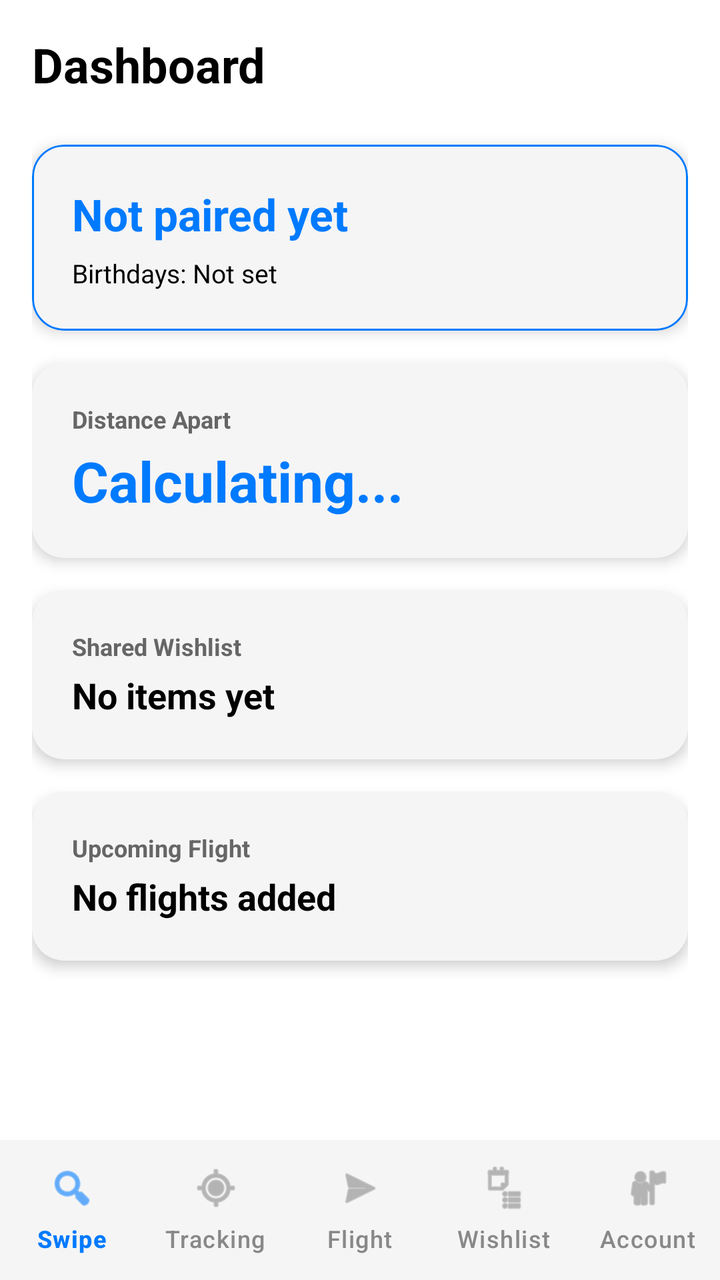
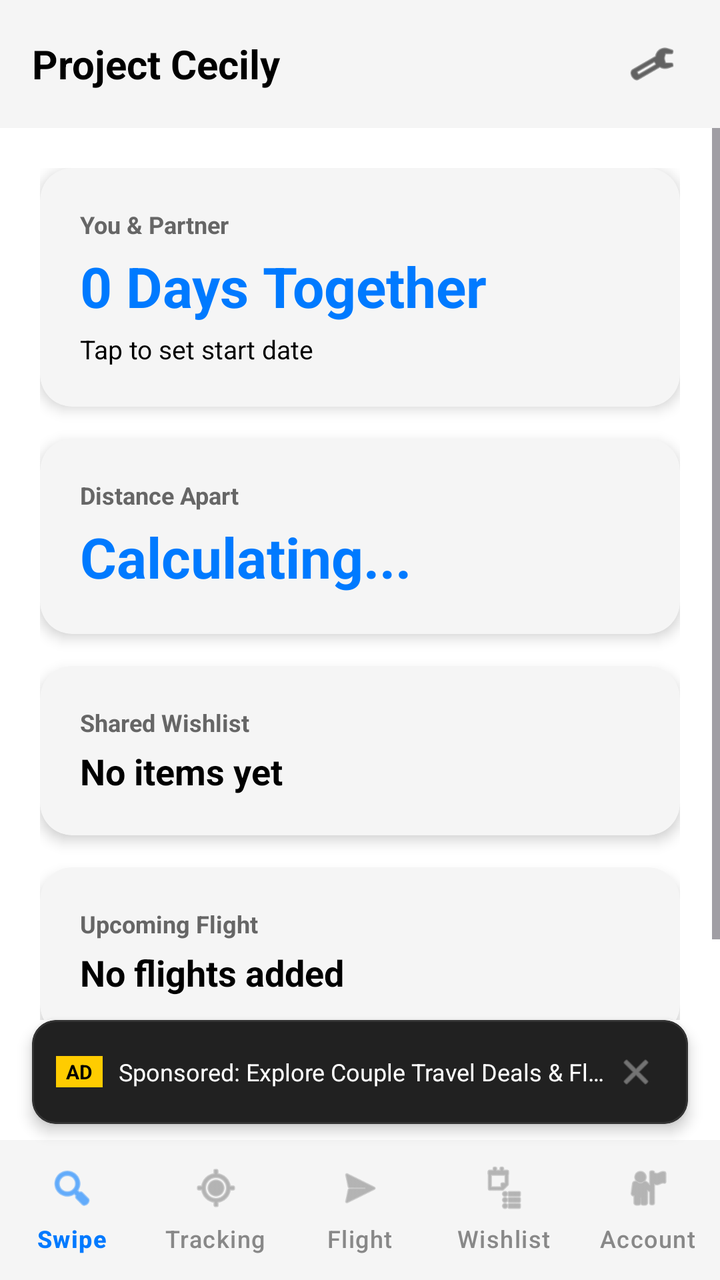

An Android layout rendered at two revisions. The XML below is the earlier revision; the diff shows what the commit changed to produce the second picture.
<!-- AndroidManifest.xml: application theme Theme.ProjectCecily -->
<!-- res/layout/activity_main.xml -->
<?xml version="1.0" encoding="utf-8"?>
<androidx.constraintlayout.widget.ConstraintLayout xmlns:android="http://schemas.android.com/apk/res/android"
    xmlns:app="http://schemas.android.com/apk/res-auto"
    android:layout_width="match_parent"
    android:layout_height="match_parent"
    android:background="@color/app_background"
    android:fitsSystemWindows="true">

    
    <ScrollView
        android:id="@+id/dashboard_scroll"
        android:layout_width="0dp"
        android:layout_height="0dp"
        android:padding="16dp"
        app:layout_constraintBottom_toTopOf="@id/bottom_navigation"
        app:layout_constraintEnd_toEndOf="parent"
        app:layout_constraintStart_toStartOf="parent"
        app:layout_constraintTop_toTopOf="parent">

        <LinearLayout
            android:layout_width="match_parent"
            android:layout_height="wrap_content"
            android:orientation="vertical">

            <TextView
                android:id="@+id/tvDashboardTitle"
                android:layout_width="wrap_content"
                android:layout_height="wrap_content"
                android:layout_marginBottom="24dp"
                android:text="Dashboard"
                android:textColor="@color/text_primary"
                android:textSize="24sp"
                android:textStyle="bold" />

            
            <com.google.android.material.card.MaterialCardView
                android:id="@+id/cardRelationshipSummary"
                android:layout_width="match_parent"
                android:layout_height="wrap_content"
                android:layout_marginBottom="16dp"
                android:clickable="false"
                android:focusable="false"
                app:cardBackgroundColor="@color/card_background"
                app:cardCornerRadius="16dp"
                app:cardElevation="4dp"
                app:strokeColor="@color/nav_selected"
                app:strokeWidth="1dp">

                <LinearLayout
                    android:layout_width="match_parent"
                    android:layout_height="wrap_content"
                    android:orientation="vertical"
                    android:padding="20dp">

                    <TextView
                        android:id="@+id/tvTogetherDays"
                        android:layout_width="wrap_content"
                        android:layout_height="wrap_content"
                        android:text="Not paired yet"
                        android:textColor="@color/nav_selected"
                        android:textSize="22sp"
                        android:textStyle="bold" />

                    <TextView
                        android:id="@+id/tvBirthdaysSummary"
                        android:layout_width="wrap_content"
                        android:layout_height="wrap_content"
                        android:layout_marginTop="6dp"
                        android:text="Birthdays: Not set"
                        android:textColor="@color/text_primary"
                        android:textSize="13sp" />
                </LinearLayout>
            </com.google.android.material.card.MaterialCardView>


            
            <com.google.android.material.card.MaterialCardView
                android:id="@+id/cardProximity"
                android:layout_width="match_parent"
                android:layout_height="wrap_content"
                android:layout_marginBottom="16dp"
                app:cardBackgroundColor="@color/card_background"
                app:cardCornerRadius="16dp"
                app:cardElevation="4dp"
                app:strokeWidth="0dp">

                <LinearLayout
                    android:layout_width="match_parent"
                    android:layout_height="wrap_content"
                    android:orientation="vertical"
                    android:padding="20dp">

                    <TextView
                        android:layout_width="wrap_content"
                        android:layout_height="wrap_content"
                        android:text="Distance Apart"
                        android:textColor="@color/text_secondary"
                        android:textSize="12sp"
                        android:textStyle="bold" />

                    <TextView
                        android:id="@+id/tvLiveDistance"
                        android:layout_width="wrap_content"
                        android:layout_height="wrap_content"
                        android:layout_marginTop="4dp"
                        android:text="Calculating..."
                        android:textColor="@color/nav_selected"
                        android:textSize="28sp"
                        android:textStyle="bold" />

                    <TextView
                        android:id="@+id/tvPartnerTimeSummary"
                        android:layout_width="wrap_content"
                        android:layout_height="wrap_content"
                        android:layout_marginTop="6dp"
                        android:text=""
                        android:textColor="@color/text_primary"
                        android:textSize="13sp"
                        android:visibility="gone" />
                </LinearLayout>
            </com.google.android.material.card.MaterialCardView>

            
            <com.google.android.material.card.MaterialCardView
                android:id="@+id/cardWishlist"
                android:layout_width="match_parent"
                android:layout_height="wrap_content"
                android:layout_marginBottom="16dp"
                app:cardBackgroundColor="@color/card_background"
                app:cardCornerRadius="16dp"
                app:cardElevation="4dp"
                app:strokeWidth="0dp">

                <LinearLayout
                    android:layout_width="match_parent"
                    android:layout_height="wrap_content"
                    android:orientation="horizontal"
                    android:padding="20dp">

                    <LinearLayout
                        android:layout_width="0dp"
                        android:layout_height="wrap_content"
                        android:layout_weight="1"
                        android:orientation="vertical">

                        <TextView
                            android:layout_width="wrap_content"
                            android:layout_height="wrap_content"
                            android:text="Shared Wishlist"
                            android:textColor="@color/text_secondary"
                            android:textSize="12sp"
                            android:textStyle="bold" />

                        <TextView
                            android:id="@+id/tvWishlistSummary"
                            android:layout_width="wrap_content"
                            android:layout_height="wrap_content"
                            android:layout_marginTop="4dp"
                            android:text="No items yet"
                            android:textColor="@color/text_primary"
                            android:textSize="18sp"
                            android:textStyle="bold" />
                    </LinearLayout>

                    <TextView
                        android:layout_width="wrap_content"
                        android:layout_height="wrap_content"
                        android:layout_gravity="center"
                        android:text=""
                        android:textSize="32sp" />
                </LinearLayout>
            </com.google.android.material.card.MaterialCardView>

            
            <com.google.android.material.card.MaterialCardView
                android:id="@+id/cardFlight"
                android:layout_width="match_parent"
                android:layout_height="wrap_content"
                android:layout_marginBottom="16dp"
                app:cardBackgroundColor="@color/card_background"
                app:cardCornerRadius="16dp"
                app:cardElevation="4dp"
                app:strokeWidth="0dp">

                <LinearLayout
                    android:layout_width="match_parent"
                    android:layout_height="wrap_content"
                    android:orientation="horizontal"
                    android:padding="20dp">

                    <LinearLayout
                        android:layout_width="0dp"
                        android:layout_height="wrap_content"
                        android:layout_weight="1"
                        android:orientation="vertical">

                        <TextView
                            android:layout_width="wrap_content"
                            android:layout_height="wrap_content"
                            android:text="Upcoming Flight"
                            android:textColor="@color/text_secondary"
                            android:textSize="12sp"
                            android:textStyle="bold" />

                        <TextView
                            android:id="@+id/tvFlightSummary"
                            android:layout_width="wrap_content"
                            android:layout_height="wrap_content"
                            android:layout_marginTop="4dp"
                            android:text="No flights added"
                            android:textColor="@color/text_primary"
                            android:textSize="18sp"
                            android:textStyle="bold" />
                    </LinearLayout>

                    <TextView
                        android:layout_width="wrap_content"
                        android:layout_height="wrap_content"
                        android:layout_gravity="center"
                        android:text=""
                        android:textSize="32sp" />
                </LinearLayout>
            </com.google.android.material.card.MaterialCardView>

        </LinearLayout>
    </ScrollView>

    
    <com.google.android.material.bottomnavigation.BottomNavigationView
        android:id="@+id/bottom_navigation"
        android:layout_width="match_parent"
        android:layout_height="70dp"
        android:background="@color/card_background"
        app:itemIconTint="@color/nav_item_color"
        app:itemTextColor="@color/nav_item_color"
        app:labelVisibilityMode="labeled"
        app:layout_constraintBottom_toBottomOf="parent"
        app:menu="@menu/bottom_nav_menu" />

</androidx.constraintlayout.widget.ConstraintLayout>
<!-- resources referenced by this layout -->
<resources>
  <color name="app_background">#FFFFFF</color>
  <color name="card_background">#F5F5F5</color>
  <color name="nav_selected">#007AFF</color>
  <color name="text_primary">#000000</color>
  <color name="text_secondary">#666666</color>
  <style name="Theme.ProjectCecily" parent="Base.Theme.ProjectCecily" />
  <style name="Base.Theme.ProjectCecily" parent="Theme.Material3.DayNight.NoActionBar">
          
          <item name="colorPrimary">@color/nav_selected</item>
          <item name="windowActionBar">false</item>
          <item name="windowNoTitle">true</item>
  
          
          <item name="colorOnSecondaryContainer">@color/nav_selected</item>
      </style>
</resources>

<!-- the commit's change to res/layout/activity_main.xml (unified diff, before → after) -->
@@ -3,48 +3,84 @@
     xmlns:app="http://schemas.android.com/apk/res-auto"
     android:layout_width="match_parent"
     android:layout_height="match_parent"
-    android:background="@color/app_background"
-    android:fitsSystemWindows="true">
+    android:background="@color/app_background">
 
     
-    <ScrollView
-        android:id="@+id/dashboard_scroll"
-        android:layout_width="0dp"
-        android:layout_height="0dp"
-        android:padding="16dp"
-        app:layout_constraintBottom_toTopOf="@id/bottom_navigation"
+    <com.google.android.material.appbar.AppBarLayout
+        android:id="@+id/appBarLayout"
+        android:layout_width="match_parent"
+        android:layout_height="wrap_content"
+        android:fitsSystemWindows="true"
+        app:elevation="4dp"
         app:layout_constraintEnd_toEndOf="parent"
         app:layout_constraintStart_toStartOf="parent"
         app:layout_constraintTop_toTopOf="parent">
 
+        <com.google.android.material.appbar.MaterialToolbar
+            android:id="@+id/toolbar"
+            android:layout_width="match_parent"
+            android:layout_height="?attr/actionBarSize"
+            android:background="@color/card_background">
+
+            <RelativeLayout
+                android:layout_width="match_parent"
+                android:layout_height="match_parent">
+
+                <TextView
+                    android:id="@+id/tvToolbarTitle"
+                    android:layout_width="wrap_content"
+                    android:layout_height="wrap_content"
+                    android:layout_centerVertical="true"
+                    android:text="Project Cecily"
+                    android:textColor="@color/text_primary"
+                    android:textSize="20sp"
+                    android:textStyle="bold" />
+
+                <ImageView
+                    android:id="@+id/btnToolbarSettings"
+                    android:layout_width="36dp"
+                    android:layout_height="36dp"
+                    android:layout_alignParentEnd="true"
+                    android:layout_centerVertical="true"
+                    android:layout_marginEnd="16dp"
+                    android:background="?attr/selectableItemBackgroundBorderless"
+                    android:clickable="true"
+                    android:contentDescription="Settings"
+                    android:focusable="true"
+                    android:padding="6dp"
+                    android:src="@android:drawable/ic_menu_preferences"
+                    app:tint="@color/text_primary" />
+            </RelativeLayout>
+        </com.google.android.material.appbar.MaterialToolbar>
+    </com.google.android.material.appbar.AppBarLayout>
+
+    <ScrollView
+        android:id="@+id/main_scroll"
+        android:layout_width="0dp"
+        android:layout_height="0dp"
+        app:layout_constraintBottom_toTopOf="@id/cardBannerAd"
+        app:layout_constraintEnd_toEndOf="parent"
+        app:layout_constraintStart_toStartOf="parent"
+        app:layout_constraintTop_toBottomOf="@id/appBarLayout">
+
         <LinearLayout
             android:layout_width="match_parent"
             android:layout_height="wrap_content"
-            android:orientation="vertical">
-
-            <TextView
-                android:id="@+id/tvDashboardTitle"
-                android:layout_width="wrap_content"
-                android:layout_height="wrap_content"
-                android:layout_marginBottom="24dp"
-                android:text="Dashboard"
-                android:textColor="@color/text_primary"
-                android:textSize="24sp"
-                android:textStyle="bold" />
-
-            
-            <com.google.android.material.card.MaterialCardView
-                android:id="@+id/cardRelationshipSummary"
-                android:layout_width="match_parent"
-                android:layout_height="wrap_content"
-                android:layout_marginBottom="16dp"
-                android:clickable="false"
-                android:focusable="false"
+            android:orientation="vertical"
+            android:padding="20dp">
+
+            
+            <com.google.android.material.card.MaterialCardView
+                android:id="@+id/cardUnpairedHero"
+                android:layout_width="match_parent"
+                android:layout_height="wrap_content"
+                android:layout_marginBottom="16dp"
+                android:visibility="gone"
                 app:cardBackgroundColor="@color/card_background"
                 app:cardCornerRadius="16dp"
                 app:cardElevation="4dp"
                 app:strokeColor="@color/nav_selected"
-                app:strokeWidth="1dp">
+                app:strokeWidth="1.5dp">
 
                 <LinearLayout
                     android:layout_width="match_parent"
@@ -53,25 +89,79 @@
                     android:padding="20dp">
 
                     <TextView
+                        android:layout_width="wrap_content"
+                        android:layout_height="wrap_content"
+                        android:text="Pairing Required"
+                        android:textColor="@color/nav_selected"
+                        android:textSize="12sp"
+                        android:textStyle="bold" />
+
+                    <TextView
+                        android:id="@+id/tvHeroPairCode"
+                        android:layout_width="wrap_content"
+                        android:layout_height="wrap_content"
+                        android:layout_marginTop="4dp"
+                        android:text="Your Code: ------"
+                        android:textColor="@color/text_primary"
+                        android:textSize="22sp"
+                        android:textStyle="bold" />
+
+                    <TextView
+                        android:layout_width="wrap_content"
+                        android:layout_height="wrap_content"
+                        android:layout_marginTop="4dp"
+                        android:text="Share this 6-digit code with your partner in Account Settings to sync location, flights, and wishlists!"
+                        android:textColor="@color/text_secondary"
+                        android:textSize="12sp" />
+                </LinearLayout>
+            </com.google.android.material.card.MaterialCardView>
+
+            
+            <com.google.android.material.card.MaterialCardView
+                android:id="@+id/cardTogetherDays"
+                android:layout_width="match_parent"
+                android:layout_height="wrap_content"
+                android:layout_marginBottom="16dp"
+                app:cardBackgroundColor="@color/card_background"
+                app:cardCornerRadius="16dp"
+                app:cardElevation="4dp"
+                app:strokeWidth="0dp">
+
+                <LinearLayout
+                    android:layout_width="match_parent"
+                    android:layout_height="wrap_content"
+                    android:orientation="vertical"
+                    android:padding="20dp">
+
+                    <TextView
+                        android:id="@+id/tvCoupleNames"
+                        android:layout_width="wrap_content"
+                        android:layout_height="wrap_content"
+                        android:text="You &amp; Partner"
+                        android:textColor="@color/text_secondary"
+                        android:textSize="12sp"
+                        android:textStyle="bold" />
+
+                    <TextView
                         android:id="@+id/tvTogetherDays"
                         android:layout_width="wrap_content"
                         android:layout_height="wrap_content"
-                        android:text="Not paired yet"
+                        android:layout_marginTop="4dp"
+                        android:text="0 Days Together"
                         android:textColor="@color/nav_selected"
-                        android:textSize="22sp"
-                        android:textStyle="bold" />
-
-                    <TextView
-                        android:id="@+id/tvBirthdaysSummary"
-                        android:layout_width="wrap_content"
-                        android:layout_height="wrap_content"
-                        android:layout_marginTop="6dp"
-                        android:text="Birthdays: Not set"
+                        android:textSize="28sp"
+                        android:textStyle="bold" />
+
+                    <TextView
+                        android:id="@+id/tvAnniversaryDate"
+                        android:layout_width="wrap_content"
+                        android:layout_height="wrap_content"
+                        android:layout_marginTop="4dp"
+                        android:text="Tap to set start date"
                         android:textColor="@color/text_primary"
                         android:textSize="13sp" />
                 </LinearLayout>
             </com.google.android.material.card.MaterialCardView>
-
 
             
             <com.google.android.material.card.MaterialCardView
@@ -224,6 +314,65 @@
 
         </LinearLayout>
     </ScrollView>
+
+    
+    <com.google.android.material.card.MaterialCardView
+        android:id="@+id/cardBannerAd"
+        android:layout_width="match_parent"
+        android:layout_height="52dp"
+        android:layout_marginHorizontal="16dp"
+        android:layout_marginBottom="8dp"
+        app:cardBackgroundColor="#212121"
+        app:cardCornerRadius="12dp"
+        app:cardElevation="4dp"
+        app:strokeColor="#333333"
+        app:strokeWidth="1dp"
+        app:layout_constraintBottom_toTopOf="@id/bottom_navigation"
+        app:layout_constraintEnd_toEndOf="parent"
+        app:layout_constraintStart_toStartOf="parent">
+
+        <LinearLayout
+            android:layout_width="match_parent"
+            android:layout_height="match_parent"
+            android:gravity="center_vertical"
+            android:orientation="horizontal"
+            android:paddingHorizontal="12dp">
+
+            <TextView
+                android:layout_width="wrap_content"
+                android:layout_height="wrap_content"
+                android:background="#FFCC00"
+                android:paddingHorizontal="5dp"
+                android:paddingVertical="1dp"
+                android:text="AD"
+                android:textColor="#000000"
+                android:textSize="10sp"
+                android:textStyle="bold" />
+
+            <TextView
+                android:layout_width="0dp"
+                android:layout_height="wrap_content"
+                android:layout_marginStart="8dp"
+                android:layout_weight="1"
+                android:ellipsize="end"
+                android:singleLine="true"
+                android:text="Sponsored: Explore Couple Travel Deals &amp; Flights ✈️"
+                android:textColor="#FFFFFF"
+                android:textSize="12sp" />
+
+            <ImageView
+                android:id="@+id/btnDismissAd"
+                android:layout_width="28dp"
+                android:layout_height="28dp"
+                android:background="?attr/selectableItemBackgroundBorderless"
+                android:clickable="true"
+                android:contentDescription="Close Ad"
+                android:focusable="true"
+                android:padding="4dp"
+                android:src="@android:drawable/ic_menu_close_clear_cancel"
+                app:tint="#AAAAAA" />
+        </LinearLayout>
+    </com.google.android.material.card.MaterialCardView>
 
     
     <com.google.android.material.bottomnavigation.BottomNavigationView
